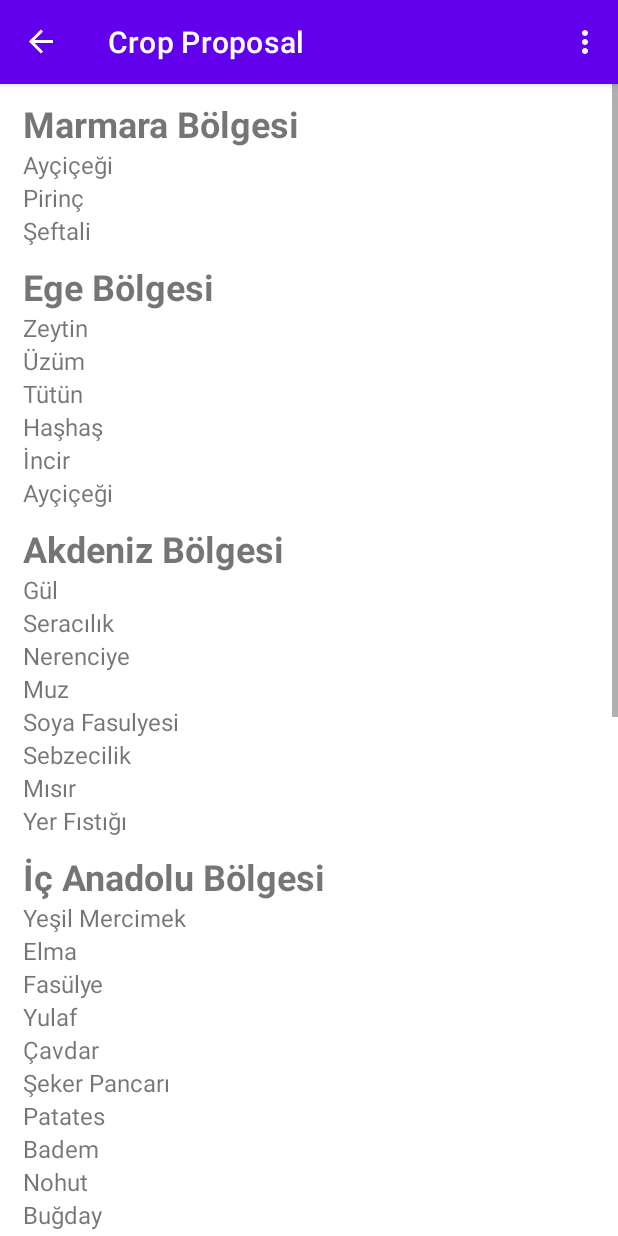
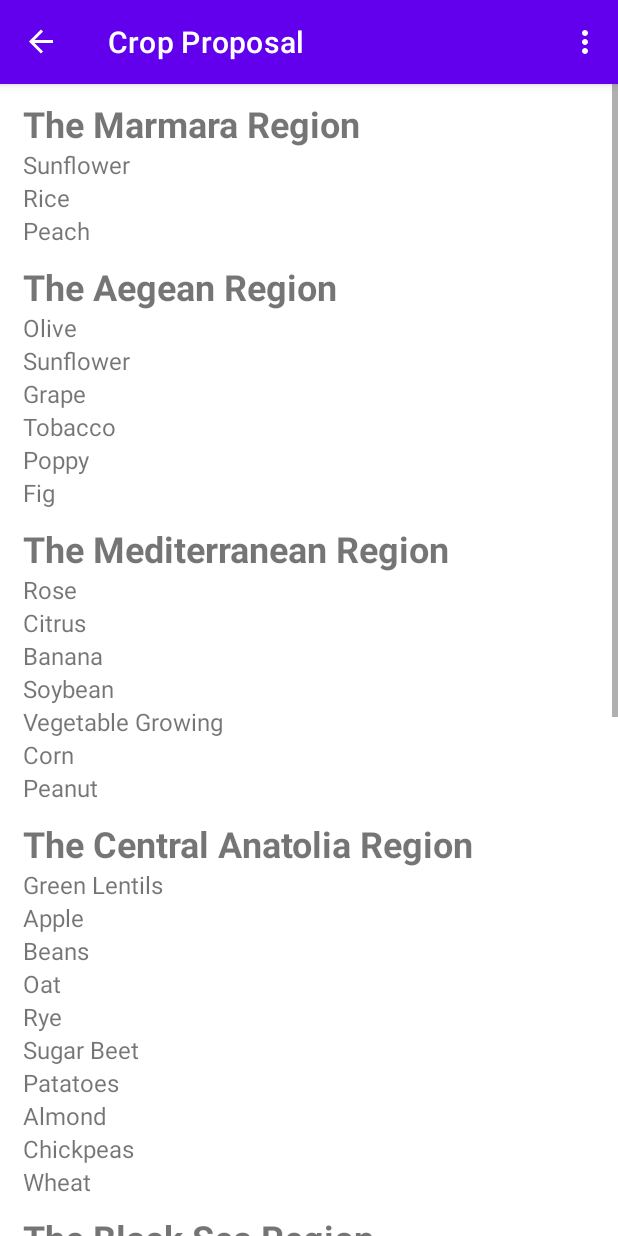
Before and after one commit to SenRecep/agriculture-application, an Android app: the CropProposalFragment screen opened through its navigation route, on a phone screen of 412 x 824 dp. Run offline under Robolectric (Android 15) with nearby library versions, the phone set to English and light mode, and no system bars; our stand-ins replace navigation-ui; network calls fail.

Commit message:
Translate Page

```diff
--- a/src/clients/android/app/src/main/res/layout/crop_proposal_fragment.xml
+++ b/src/clients/android/app/src/main/res/layout/crop_proposal_fragment.xml
@@ -25,331 +25,331 @@
                 android:layout_width="match_parent"
                 android:layout_height="wrap_content"
                 android:layout_marginTop="10dp"
-                android:text="Marmara Bölgesi"
+                android:text="The Marmara Region"
                 android:textSize="24sp"
                 android:textStyle="bold" />
 
             <TextView
                 android:layout_width="match_parent"
                 android:layout_height="wrap_content"
-                android:text="Ayçiçeği"
+                android:text="Sunflower"
                 android:textSize="16sp" />
 
             <TextView
                 android:layout_width="match_parent"
                 android:layout_height="wrap_content"
-                android:text="Pirinç"
+                android:text="Rice"
                 android:textSize="16sp" />
 
             <TextView
                 android:layout_width="match_parent"
                 android:layout_height="wrap_content"
-                android:text="Şeftali"
+                android:text="Peach"
                 android:textSize="16sp" />
 
             <TextView
                 android:layout_width="match_parent"
                 android:layout_height="wrap_content"
                 android:layout_marginTop="10dp"
-                android:text="Ege Bölgesi"
+                android:text="The Aegean Region"
                 android:textSize="24sp"
                 android:textStyle="bold" />
 
             <TextView
                 android:layout_width="match_parent"
                 android:layout_height="wrap_content"
-                android:text="Zeytin"
+                android:text="Olive"
                 android:textSize="16sp" />
 
             <TextView
                 android:layout_width="match_parent"
                 android:layout_height="wrap_content"
-                android:text="Üzüm"
+                android:text="Sunflower"
                 android:textSize="16sp" />
 
             <TextView
                 android:layout_width="match_parent"
                 android:layout_height="wrap_content"
-                android:text="Tütün"
+                android:text="Grape"
                 android:textSize="16sp" />
 
             <TextView
                 android:layout_width="match_parent"
                 android:layout_height="wrap_content"
-                android:text="Haşhaş"
+                android:text="Tobacco"
                 android:textSize="16sp" />
 
             <TextView
                 android:layout_width="match_parent"
                 android:layout_height="wrap_content"
-                android:text="İncir"
+                android:text="Poppy"
                 android:textSize="16sp" />
 
             <TextView
                 android:layout_width="match_parent"
                 android:layout_height="wrap_content"
-                android:text="Ayçiçeği"
+                android:text="Fig"
                 android:textSize="16sp" />
 
             <TextView
                 android:layout_width="match_parent"
                 android:layout_height="wrap_content"
                 android:layout_marginTop="10dp"
-                android:text="Akdeniz Bölgesi"
+                android:text="The Mediterranean Region"
                 android:textSize="24sp"
                 android:textStyle="bold" />
 
             <TextView
                 android:layout_width="match_parent"
                 android:layout_height="wrap_content"
-                android:text="Gül"
+                android:text="Rose"
                 android:textSize="16sp" />
 
             <TextView
                 android:layout_width="match_parent"
                 android:layout_height="wrap_content"
-                android:text="Seracılık"
+                android:text="Citrus"
                 android:textSize="16sp" />
 
             <TextView
                 android:layout_width="match_parent"
                 android:layout_height="wrap_content"
-                android:text="Nerenciye"
+                android:text="Banana"
                 android:textSize="16sp" />
 
             <TextView
                 android:layout_width="match_parent"
                 android:layout_height="wrap_content"
-                android:text="Muz"
+                android:text="Soybean"
                 android:textSize="16sp" />
             <TextView
                 android:layout_width="match_parent"
                 android:layout_height="wrap_content"
-                android:text="Soya Fasulyesi"
+                android:text="Vegetable Growing"
                 android:textSize="16sp" />
             <TextView
                 android:layout_width="match_parent"
                 android:layout_height="wrap_content"
-                android:text="Sebzecilik"
+                android:text="Corn"
                 android:textSize="16sp" />
             <TextView
                 android:layout_width="match_parent"
                 android:layout_height="wrap_content"
-                android:text="Mısır"
-                android:textSize="16sp" />
-            <TextView
-                android:layout_width="match_parent"
-                android:layout_height="wrap_content"
-                android:text="Yer Fıstığı"
+                android:text="Peanut"
                 android:textSize="16sp" />
             <TextView
                 android:layout_width="match_parent"
                 android:layout_height="wrap_content"
                 android:layout_marginTop="10dp"
-                android:text="İç Anadolu Bölgesi"
+                android:text="The Central Anatolia Region"
                 android:textSize="24sp"
                 android:textStyle="bold" />
 
             <TextView
                 android:layout_width="match_parent"
                 android:layout_height="wrap_content"
-                android:text="Yeşil Mercimek"
+                android:text="Green Lentils"
                 android:textSize="16sp" />
 
             <TextView
                 android:layout_width="match_parent"
                 android:layout_height="wrap_content"
-                android:text="Elma"
+                android:text="Apple"
                 android:textSize="16sp" />
 
             <TextView
                 android:layout_width="match_parent"
                 android:layout_height="wrap_content"
-                android:text="Fasülye"
+                android:text="Beans"
                 android:textSize="16sp" />
 
             <TextView
                 android:layout_width="match_parent"
                 android:layout_height="wrap_content"
-                android:text="Yulaf"
+                android:text="Oat"
                 android:textSize="16sp" />
             <TextView
                 android:layout_width="match_parent"
                 android:layout_height="wrap_content"
-                android:text="Çavdar"
+                android:text="Rye"
                 android:textSize="16sp" />
             <TextView
                 android:layout_width="match_parent"
                 android:layout_height="wrap_content"
-                android:text="Şeker Pancarı"
+                android:text="Sugar Beet"
                 android:textSize="16sp" />
             <TextView
                 android:layout_width="match_parent"
                 android:layout_height="wrap_content"
-                android:text="Patates"
+                android:text="Patatoes"
                 android:textSize="16sp" />
             <TextView
                 android:layout_width="match_parent"
                 android:layout_height="wrap_content"
-                android:text="Badem"
+                android:text="Almond"
                 android:textSize="16sp" />
             <TextView
                 android:layout_width="match_parent"
                 android:layout_height="wrap_content"
-                android:text="Nohut"
+                android:text="Chickpeas"
                 android:textSize="16sp" />
             <TextView
                 android:layout_width="match_parent"
                 android:layout_height="wrap_content"
-                android:text="Buğday"
+                android:text="Wheat"
                 android:textSize="16sp" />
             <TextView
                 android:layout_width="match_parent"
                 android:layout_height="wrap_content"
                 android:layout_marginTop="10dp"
-                android:text="Karadeniz Bölgesi"
+                android:text="The Black Sea Region"
                 android:textSize="24sp"
                 android:textStyle="bold" />
 
             <TextView
                 android:layout_width="match_parent"
                 android:layout_height="wrap_content"
-                android:text="Kenevir"
+                android:text="Linen"
                 android:textSize="16sp" />
 
             <TextView
                 android:layout_width="match_parent"
                 android:layout_height="wrap_content"
-                android:text="Fındık"
+                android:text="Hazelnut"
                 android:textSize="16sp" />
 
             <TextView
                 android:layout_width="match_parent"
                 android:layout_height="wrap_content"
-                android:text="Mısır"
+                android:text="Corn"
                 android:textSize="16sp" />
 
             <TextView
                 android:layout_width="match_parent"
                 android:layout_height="wrap_content"
-                android:text="Zeytin"
+                android:text="Olive"
                 android:textSize="16sp" />
             <TextView
                 android:layout_width="match_parent"
                 android:layout_height="wrap_content"
-                android:text="Sebze"
+                android:text="Vegetables"
                 android:textSize="16sp" />
             <TextView
                 android:layout_width="match_parent"
                 android:layout_height="wrap_content"
-                android:text="Tahıl"
+                android:text="Grain"
                 android:textSize="16sp" />
             <TextView
                 android:layout_width="match_parent"
                 android:layout_height="wrap_content"
-                android:text="Hurma"
+                android:text="Date"
                 android:textSize="16sp" />
             <TextView
                 android:layout_width="match_parent"
                 android:layout_height="wrap_content"
-                android:text="Kivi"
+                android:text="Kiwi"
                 android:textSize="16sp" />
             <TextView
                 android:layout_width="match_parent"
                 android:layout_height="wrap_content"
-                android:text="Çay"
+                android:text="Tea"
                 android:textSize="16sp" />
             <TextView
                 android:layout_width="match_parent"
                 android:layout_height="wrap_content"
                 android:layout_marginTop="10dp"
-                android:text="Doğu Anadolu Bölgesi"
+                android:text="The Eastern Anatolia Region"
                 android:textSize="24sp"
                 android:textStyle="bold" />
 
             <TextView
                 android:layout_width="match_parent"
                 android:layout_height="wrap_content"
-                android:text="Elma"
+                android:text="Apple"
                 android:textSize="16sp" />
 
             <TextView
                 android:layout_width="match_parent"
                 android:layout_height="wrap_content"
-                android:text="Kayısı"
+                android:text="Apricot"
                 android:textSize="16sp" />
 
             <TextView
                 android:layout_width="match_parent"
                 android:layout_height="wrap_content"
-                android:text="Sebzecilik"
+                android:text="Vegetables"
                 android:textSize="16sp" />
 
             <TextView
                 android:layout_width="match_parent"
                 android:layout_height="wrap_content"
-                android:text="Tütün"
+                android:text="Tobacco"
                 android:textSize="16sp" />
             <TextView
                 android:layout_width="match_parent"
                 android:layout_height="wrap_content"
-                android:text="Dut"
+                android:text="Mulberry"
                 android:textSize="16sp" />
             <TextView
                 android:layout_width="match_parent"
                 android:layout_height="wrap_content"
-                android:text="Lahana"
+                android:text="Cabbage"
                 android:textSize="16sp" />
             <TextView
                 android:layout_width="match_parent"
                 android:layout_height="wrap_content"
-                android:text="Karpuz"
+                android:text="Watermelon"
                 android:textSize="16sp" />
             <TextView
                 android:layout_width="match_parent"
                 android:layout_height="wrap_content"
-                android:text="Buğday"
+                android:text="Wheat"
                 android:textSize="16sp" />
             <TextView
                 android:layout_width="match_parent"
                 android:layout_height="wrap_content"
-                android:text="Tütün"
-                android:textSize="16sp" />
-            <TextView
-                android:layout_width="match_parent"
-                android:layout_height="wrap_content"
-                android:text="Pamuk"
+                android:text="Cotton"
                 android:textSize="16sp" />
             <TextView
                 android:layout_width="match_parent"
                 android:layout_height="wrap_content"
                 android:layout_marginTop="10dp"
-                android:text="Güneydoğu Anadolu Bölgesi"
+                android:text="The Southeastern Anatolia Region"
                 android:textSize="24sp"
                 android:textStyle="bold" />
 
             <TextView
                 android:layout_width="match_parent"
                 android:layout_height="wrap_content"
-                android:text="Antepfığı"
+                android:text="Pistachios"
                 android:textSize="16sp" />
 
             <TextView
                 android:layout_width="match_parent"
                 android:layout_height="wrap_content"
-                android:text="Pamuk"
+                android:text="Cotton"
                 android:textSize="16sp" />
 
             <TextView
                 android:layout_width="match_parent"
                 android:layout_height="wrap_content"
-                android:text="Keten"
+                android:text="Linen"
                 android:textSize="16sp" />
 
             <TextView
                 android:layout_width="match_parent"
                 android:layout_height="wrap_content"
-                android:text="Kırmızı Mercimek"
+                android:text="Red Lentil"
+                android:textSize="16sp" />
+            <TextView
+                android:layout_width="match_parent"
+                android:layout_height="wrap_content"
+                android:text="Grape"
+                android:textSize="16sp" />
+            <TextView
+                android:layout_width="match_parent"
+                android:layout_height="wrap_content"
+                android:text="Olive"
                 android:textSize="16sp" />
         </LinearLayout>
     </ScrollView>
```
